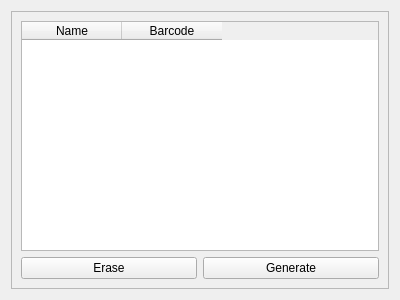
Before: the Qt Designer form ui_files/barcode_table_widget.ui in olk90/pyBLG, drawn with Qt 5.
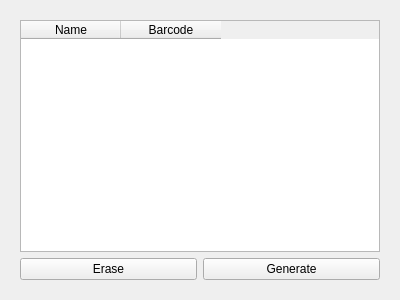
After: the same form once the commit is applied.

Commit message: removed visible frames

```diff
--- a/ui_files/barcode_table_widget.ui
+++ b/ui_files/barcode_table_widget.ui
@@ -17,7 +17,7 @@
    <item>
     <widget class="QFrame" name="frame">
      <property name="frameShape">
-      <enum>QFrame::StyledPanel</enum>
+      <enum>QFrame::NoFrame</enum>
      </property>
      <property name="frameShadow">
       <enum>QFrame::Raised</enum>
```
The commit also changes 2 other files.
